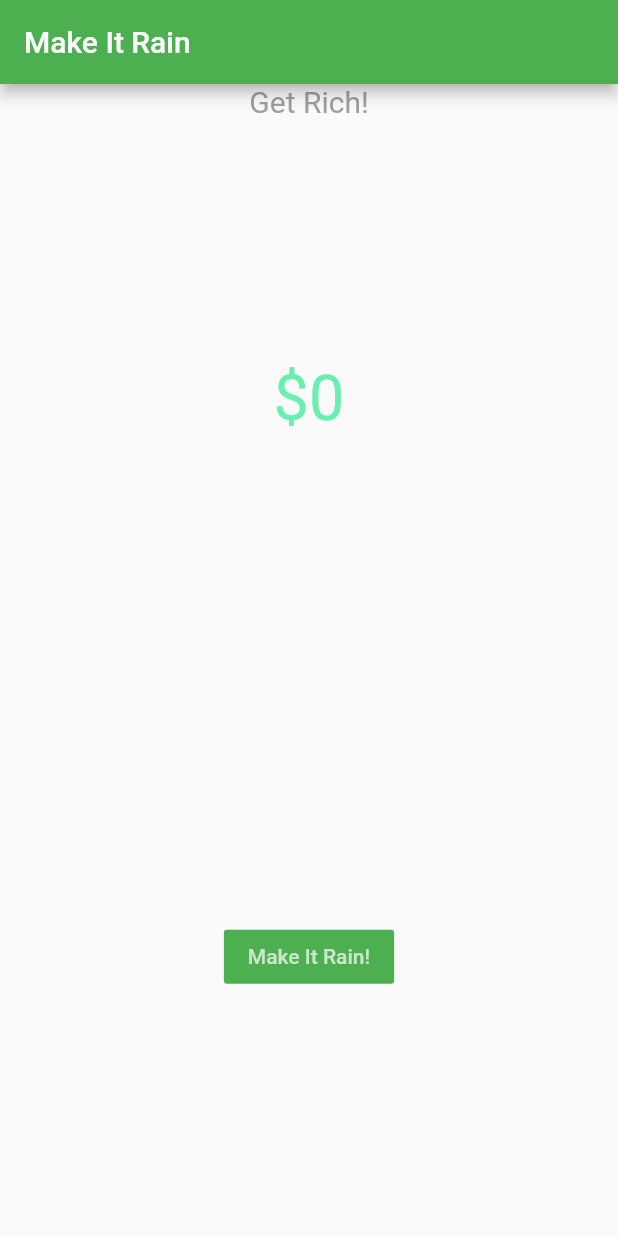
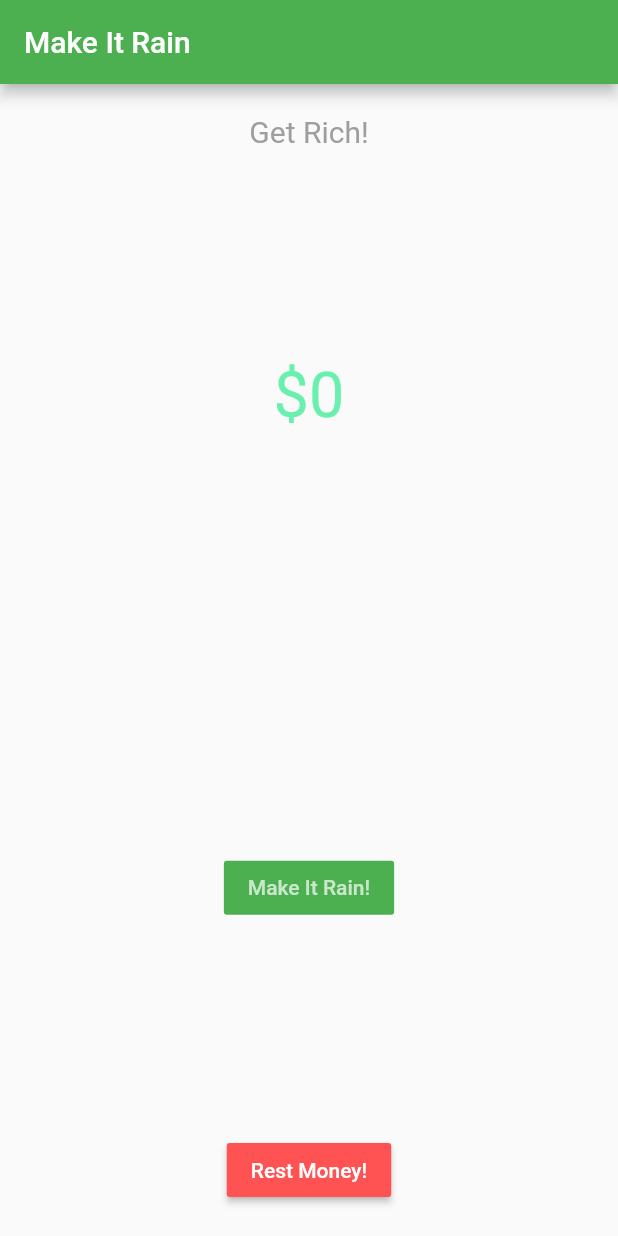
Before and after one commit to deepakverma4/helloFlutter, a Flutter app: the screen it shows after launch, on a phone screen of 412 x 824 dp. Run offline on Flutter 3.47's test engine with Material 2 defaults, Android fonts, the phone set to English and light mode, and no system bars.

Commit message:
added reset button and margin to all

```diff
--- a/lib/udemy/make_it_Rain.dart
+++ b/lib/udemy/make_it_Rain.dart
@@ -13,6 +13,11 @@ class _MakeItRainState extends State<MakeItRain>{
           _moneyCounter = _moneyCounter + 500;
         });
   }
+   _resetMoney(){
+    setState(() {
+          _moneyCounter = 0;
+        });
+  }
   @override
   Widget build(BuildContext context){
     return new Scaffold(
@@ -22,7 +27,7 @@ class _MakeItRainState extends State<MakeItRain>{
       ),
 
         body: new Container(
-
+          margin: new EdgeInsets.all(20.0),
           child: new Column(
             mainAxisAlignment: MainAxisAlignment.center,
             children: <Widget>[
@@ -47,7 +52,14 @@ class _MakeItRainState extends State<MakeItRain>{
                 onPressed: _makeRain,
                 child: new Text("Make It Rain!"),
               )
-              ) )
+              ) ),
+
+              new MaterialButton(
+                textColor: Colors.white,
+                color: Colors.redAccent,
+                onPressed: _resetMoney,
+                child: new Text("Rest Money!"),
+              )
 
 
             ],
```
